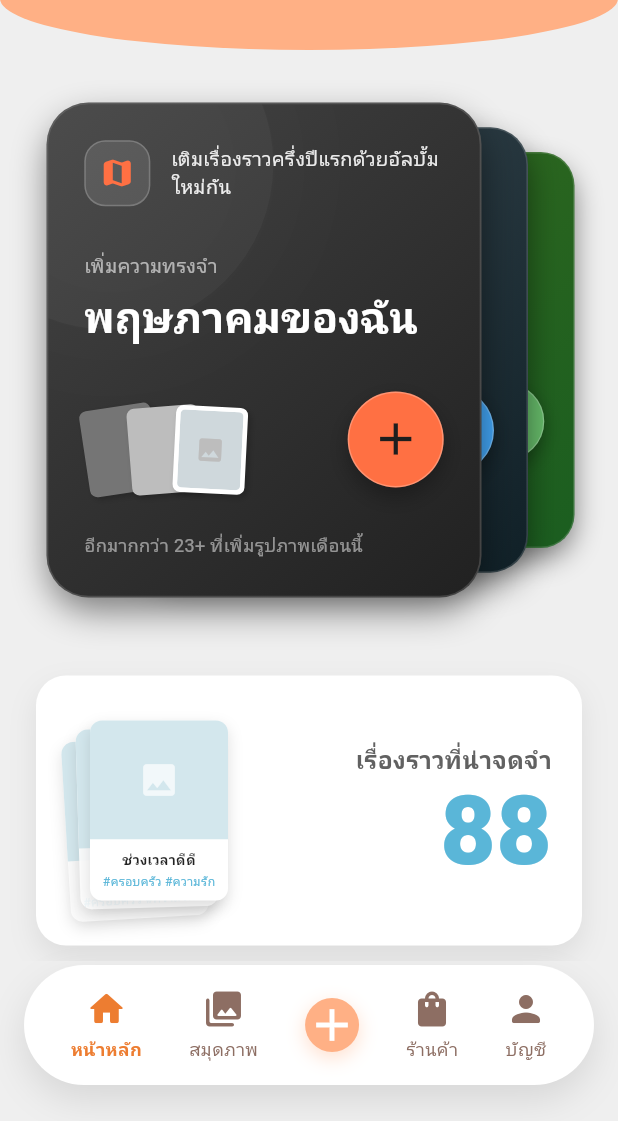
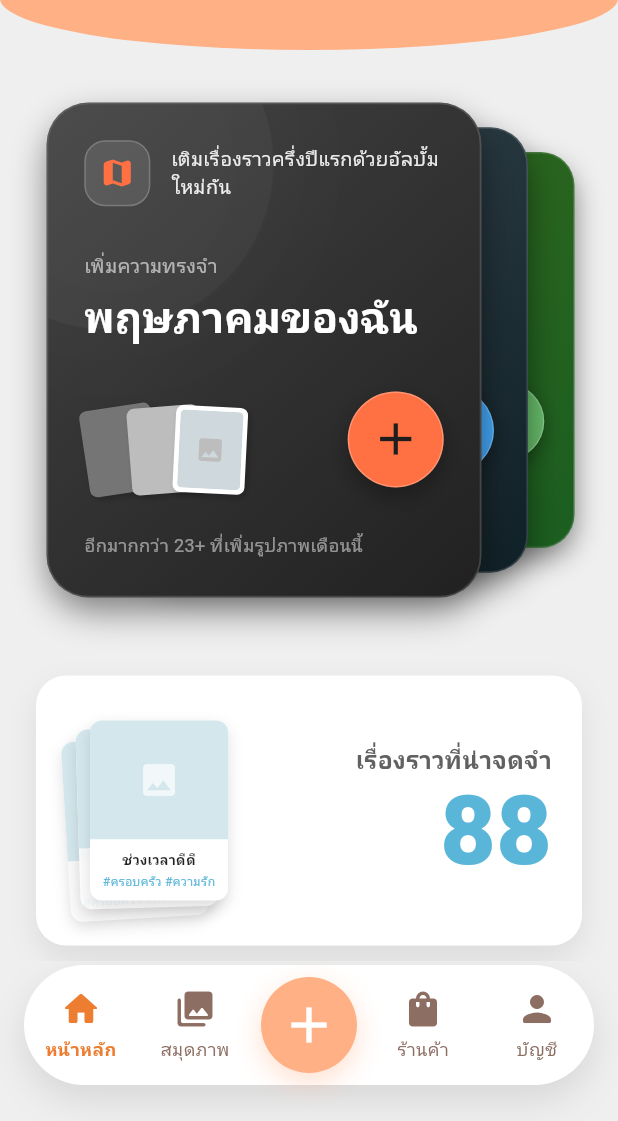
Before and after one commit to AshaTechCorporation/wememmory, a Flutter app: the FirstPage screen opened directly, on a phone screen of 412 x 824 dp, the part 115-1236 px from its top. Run offline on Flutter 3.47's test engine with Material 3 defaults, Android fonts, the phone set to English and light mode, and no system bars; our stand-ins replace fl_chart, video_player; missing offline and left inert: photo_manager.

Commit message:
edit navbar

```diff
--- a/lib/home/firstPage.dart
+++ b/lib/home/firstPage.dart
@@ -2,22 +2,19 @@ import 'package:flutter/material.dart';
 import 'package:wememmory/Album/createAlbumModal.dart';
 import 'package:wememmory/constants.dart';
 import 'package:wememmory/home/homePage.dart';
-// ✅ ตรวจสอบ path ของ CollectionPage ให้ถูกต้องตามโปรเจคของคุณ
-// เช่น import 'package:wememmory/Album/collection_page.dart';
 import 'package:wememmory/collection/collectionPage.dart';
 import 'package:wememmory/shop/shopPage.dart';
 import 'package:wememmory/profile/profilePage.dart';
-import 'package:wememmory/models/media_item.dart'; // ✅ Import Model
+import 'package:wememmory/models/media_item.dart';
 
 class FirstPage extends StatefulWidget {
-  // ✅ 1. เพิ่มตัวแปรรับค่า
   final int initialIndex;
   final List<MediaItem>? newAlbumItems;
   final String? newAlbumMonth;
 
   const FirstPage({
     super.key,
-    this.initialIndex = 0, // ค่าเริ่มต้นคือหน้าแรก (0)
+    this.initialIndex = 0,
     this.newAlbumItems,
     this.newAlbumMonth,
   });
@@ -32,11 +29,9 @@ class _FirstPageState extends State<FirstPage> {
   @override
   void initState() {
     super.initState();
-    // ✅ 2. กำหนดหน้าเริ่มต้นตามที่ส่งมา
     _currentIndex = widget.initialIndex;
   }
 
-  // 📌 ฟังก์ชันแสดง Modal Bottom Sheet
   void _showCreateAlbumModal() {
     showModalBottomSheet(
       context: context,
@@ -48,15 +43,13 @@ class _FirstPageState extends State<FirstPage> {
 
   @override
   Widget build(BuildContext context) {
-    // ✅ 3. ย้าย List Pages มาไว้ใน build เพื่อให้เข้าถึง widget.xxx ได้
     final List<Widget> pages = [
       const HomePage(),
-      // ส่งข้อมูลอัลบั้มใหม่ไปที่ CollectionPage
       CollectionPage(
         newAlbumItems: widget.newAlbumItems,
         newAlbumMonth: widget.newAlbumMonth,
       ),
-      const SizedBox(), // Placeholder ปุ่มบวก
+      const SizedBox(), // Placeholder
       const ShopPage(),
       const ProfilePage(),
     ];
@@ -64,7 +57,6 @@ class _FirstPageState extends State<FirstPage> {
     return Scaffold(
       backgroundColor: kBackgroundColor,
       extendBody: true,
-      // ✅ 4. ใช้ pages[_currentIndex] ที่สร้างใหม่
       body: pages[_currentIndex],
       bottomNavigationBar: CustomBottomNavBar(
         currentIndex: _currentIndex,
@@ -80,7 +72,10 @@ class _FirstPageState extends State<FirstPage> {
   }
 }
 
-// ... (CustomBottomNavBar คงเดิม ไม่ต้องแก้) ...
+// ---------------------------------------------------------------------------
+//  CustomBottomNavBar Widget (ปรับปรุงใหม่: ใช้ Expanded และปุ่มใหญ่)
+// ---------------------------------------------------------------------------
+
 class CustomBottomNavBar extends StatelessWidget {
   final int currentIndex;
   final Function(int) onTap;
@@ -113,29 +108,59 @@ class CustomBottomNavBar extends StatelessWidget {
           ],
         ),
         child: Row(
-          mainAxisAlignment: MainAxisAlignment.spaceEvenly,
+          // ใช้ Expanded ดังนั้น MainAxisAlignment ไม่ค่อยมีผล แต่ใส่ไว้เพื่อความเรียบร้อย
+          mainAxisAlignment: MainAxisAlignment.spaceBetween,
+          crossAxisAlignment: CrossAxisAlignment.center,
           children: [
-            _buildNavItem(icon: Icons.home_rounded, label: 'หน้าหลัก', index: 0, isActive: currentIndex == 0, activeColor: activeColor, inactiveColor: inactiveColor),
-            _buildNavItem(icon: Icons.photo_library_rounded, label: 'สมุดภาพ', index: 1, isActive: currentIndex == 1, activeColor: activeColor, inactiveColor: inactiveColor),
+            // ✅ ใช้ Expanded ครอบทุกปุ่ม เพื่อแบ่งพื้นที่ 5 ส่วนเท่ากันเป๊ะๆ
 
-            // ปุ่มบวกตรงกลาง
-            GestureDetector(
+            // 1. หน้าหลัก
+            Expanded(
+              child: _buildNavItem(icon: Icons.home_rounded, label: 'หน้าหลัก', index: 0, isActive: currentIndex == 0, activeColor: activeColor, inactiveColor: inactiveColor),
+            ),
+
+            // 2. สมุดภาพ
+            Expanded(
+              child: _buildNavItem(icon: Icons.photo_library_rounded, label: 'สมุดภาพ', index: 1, isActive: currentIndex == 1, activeColor: activeColor, inactiveColor: inactiveColor),
+            ),
+
+            // 3. ปุ่มบวกตรงกลาง (Add)
+            Expanded(
+              child: Center( // ใช้ Center เพื่อจัดปุ่มให้อยู่กลางพื้นที่ Expanded
+                child: GestureDetector(
                   onTap: () => onTap(2),
                   child: Container(
-
+                    // ✅ กำหนดขนาดปุ่มให้ใหญ่ขึ้น (64x64)
+                    width: 64,
+                    height: 64,
+                    alignment: Alignment.center,
                     decoration: BoxDecoration(
                       color: centerButtonColor,
                       shape: BoxShape.circle,
                       boxShadow: [
-                    BoxShadow(color: centerButtonColor.withOpacity(0.4), blurRadius: 10, offset: const Offset(0, 4)),
+                        BoxShadow(
+                          color: centerButtonColor.withOpacity(0.4),
+                          blurRadius: 15, // เพิ่ม blur ให้ดูนุ่มขึ้น
+                          offset: const Offset(0, 6)
+                        ),
                       ],
                     ),
-                child: const Icon(Icons.add, color: Colors.white, size: 36),
+                    // ✅ เพิ่มขนาดไอคอน (40)
+                    child: const Icon(Icons.add, color: Colors.white, size: 40),
+                  ),
+                ),
               ),
             ),
 
-            _buildNavItem(icon: Icons.shopping_bag_rounded, label: 'ร้านค้า', index: 3, isActive: currentIndex == 3, activeColor: activeColor, inactiveColor: inactiveColor),
-            _buildNavItem(icon: Icons.person_rounded, label: 'บัญชี', index: 4, isActive: currentIndex == 4, activeColor: activeColor, inactiveColor: inactiveColor),
+            // 4. ร้านค้า
+            Expanded(
+              child: _buildNavItem(icon: Icons.shopping_bag_rounded, label: 'ร้านค้า', index: 3, isActive: currentIndex == 3, activeColor: activeColor, inactiveColor: inactiveColor),
+            ),
+
+            // 5. บัญชี
+            Expanded(
+              child: _buildNavItem(icon: Icons.person_rounded, label: 'บัญชี', index: 4, isActive: currentIndex == 4, activeColor: activeColor, inactiveColor: inactiveColor),
+            ),
           ],
         ),
       ),
@@ -145,13 +170,22 @@ class CustomBottomNavBar extends StatelessWidget {
   Widget _buildNavItem({required IconData icon, required String label, required int index, required bool isActive, required Color activeColor, required Color inactiveColor}) {
     return GestureDetector(
       onTap: () => onTap(index),
-      behavior: HitTestBehavior.opaque,
+      behavior: HitTestBehavior.opaque, // เพื่อให้กดได้ทั่วพื้นที่ Expanded
       child: Column(
         mainAxisAlignment: MainAxisAlignment.center,
         children: [
           Icon(icon, color: isActive ? activeColor : inactiveColor, size: 28),
           const SizedBox(height: 4),
-          Text(label, style: TextStyle(color: isActive ? activeColor : inactiveColor, fontSize: 12, fontWeight: isActive ? FontWeight.bold : FontWeight.normal)),
+          Text(
+            label,
+            style: TextStyle(
+              color: isActive ? activeColor : inactiveColor,
+              fontSize: 12,
+              fontWeight: isActive ? FontWeight.bold : FontWeight.normal
+            ),
+            maxLines: 1,
+            overflow: TextOverflow.ellipsis,
+          ),
         ],
       ),
     );
```
Lines whose indentation alone changed are shown as unchanged.
